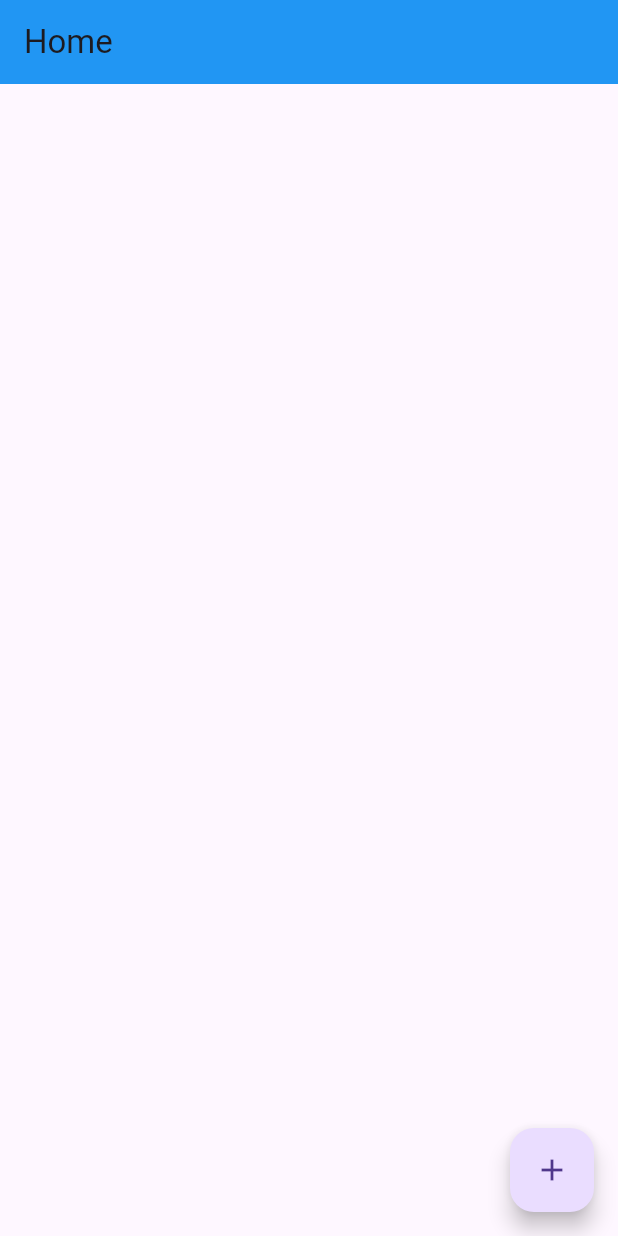
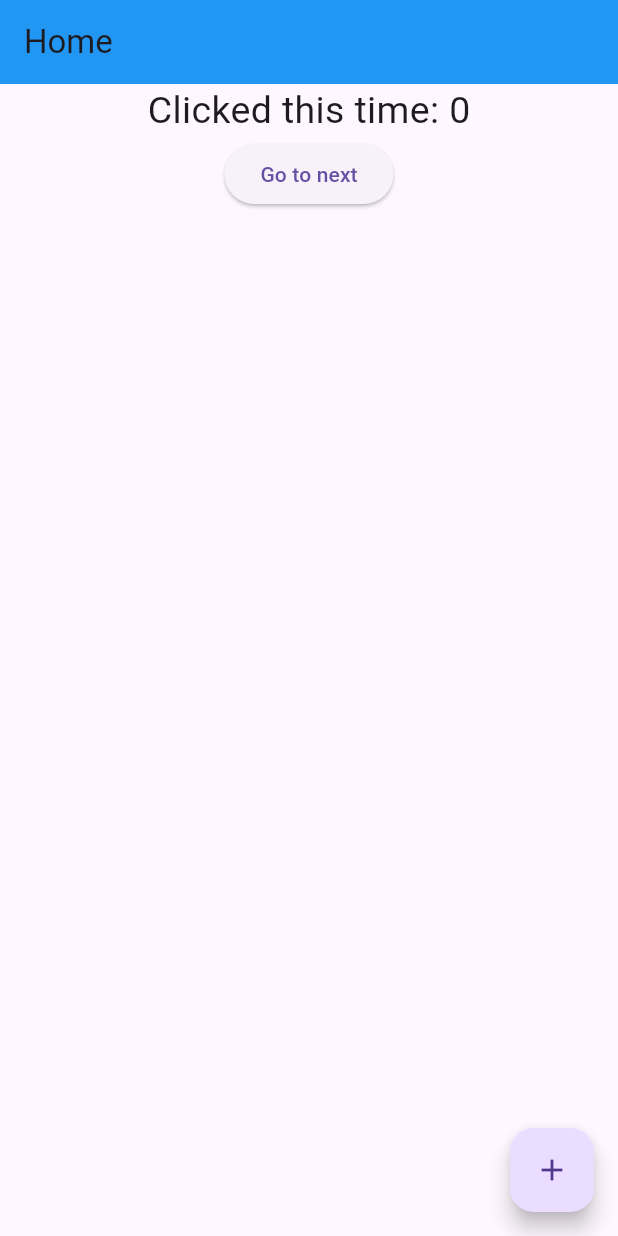
Before and after one commit to kratika0724/kratiMachineTest, a Flutter app: the screen it shows after launch, on a phone screen of 412 x 824 dp. Run offline on Flutter 3.47's test engine with Material 3 defaults, Android fonts, the phone set to English and light mode, and no system bars; our stand-ins replace bloc, flutter_bloc.

Commit message:
MultiBlocProvider, BlocBuilder, BlocListener

```diff
--- a/lib/bloc/home/home_bloc.dart
+++ b/lib/bloc/home/home_bloc.dart
@@ -1,19 +1,17 @@
 import 'package:bloc/bloc.dart';
 import 'package:bloc_demo/bloc/home/home_event.dart';
-import 'package:bloc_demo/bloc/home/home_state.dart';
+import 'package:flutter/material.dart';
 
-class HomeBloc extends Bloc<HomeEvent, HomeState> {
-  HomeBloc() : super(HomeInitState()) {
+class HomeBloc extends Bloc<HomeEvent, int> {
+  HomeBloc() : super(0) {
     on<HomeEvent>(
       (handler, emit) async {
-        print("Home Init Event called");
+        debugPrint("Home Init Event called");
       },
     );
-
     on<HomeButtonClickEvent>(
       (handler, emit) async {
-        print("Home Button Click Event called");
-        emit(SuccessState());
+        emit(state + 1);
       },
     );
   }
--- a/lib/bloc/home/home_state.dart
+++ b/lib/bloc/home/home_state.dart
@@ -4,9 +4,3 @@ import 'package:flutter/material.dart';
 abstract class HomeState {}
 
 class HomeInitState extends HomeState {}
-
-class LoadingState extends HomeState {}
-
-class SuccessState extends HomeState {}
-
-class ErrorState extends HomeState {}
--- /dev/null
+++ b/lib/bloc/home/second_screen_nav_bloc.dart
@@ -0,0 +1,13 @@
+import 'package:bloc_demo/bloc/home/second_screen_nav_event.dart';
+import 'package:bloc_demo/bloc/home/second_screen_nav_state.dart';
+import 'package:flutter_bloc/flutter_bloc.dart';
+
+class GoToSecondScreenBloc extends Bloc<GoToSecondEvent, GoToSecondScreenState> {
+  GoToSecondScreenBloc() : super(InitState()) {
+    on<GoToSecondScreenEvent>(
+      (handler, emit) {
+        emit(InitState());
+      },
+    );
+  }
+}
--- /dev/null
+++ b/lib/bloc/home/second_screen_nav_event.dart
@@ -0,0 +1,7 @@
+
+import 'package:flutter/material.dart';
+
+@immutable
+abstract class GoToSecondEvent{}
+
+class GoToSecondScreenEvent extends GoToSecondEvent {}
--- /dev/null
+++ b/lib/bloc/home/second_screen_nav_state.dart
@@ -0,0 +1,7 @@
+
+import 'package:flutter/material.dart';
+
+@immutable
+abstract class GoToSecondScreenState {}
+
+class InitState extends GoToSecondScreenState {}
--- a/lib/main.dart
+++ b/lib/main.dart
@@ -1,22 +1,29 @@
 import 'package:bloc_demo/bloc/home/home_bloc.dart';
+import 'package:bloc_demo/bloc/home/second_screen_nav_bloc.dart';
 import 'package:bloc_demo/route/app_route.dart';
-import 'package:bloc_demo/ui/home/home.dart';
+import 'package:bloc_demo/utils/constants.dart';
 import 'package:flutter/material.dart';
+import 'package:flutter_bloc/flutter_bloc.dart';
 
 void main() {
-  runApp( MyApp());
+  runApp(const MyApp());
 }
 
 class MyApp extends StatelessWidget {
-   MyApp({super.key});
-
-   RouteObserver<PageRoute> routeObserver = RouteObserver<PageRoute>();
+  const MyApp({super.key});
 
   @override
   Widget build(BuildContext context) {
-    return MaterialApp(
-      debugShowCheckedModeBanner: false,
-      onGenerateRoute: AppRoute().onGenerateRoute,
+    return MultiBlocProvider(
+      providers: [
+        BlocProvider(create: (_) => HomeBloc()),
+        BlocProvider(create: (_) => GoToSecondScreenBloc()),
+      ],
+      child: MaterialApp(
+        debugShowCheckedModeBanner: false,
+        navigatorObservers: [routeObserver],
+        onGenerateRoute: AppRoute().onGenerateRoute,
+      ),
     );
   }
 }
--- a/lib/route/app_route.dart
+++ b/lib/route/app_route.dart
@@ -1,24 +1,31 @@
-
 import 'package:bloc_demo/bloc/home/home_bloc.dart';
+import 'package:bloc_demo/bloc/home/second_screen_nav_bloc.dart';
 import 'package:bloc_demo/ui/home/home.dart';
+import 'package:bloc_demo/ui/second_screen/second.dart';
 import 'package:flutter/material.dart';
 import 'package:flutter_bloc/flutter_bloc.dart';
 
 class AppRoute {
+  final HomeBloc _homeBloc = HomeBloc();
+  final GoToSecondScreenBloc _homeNavigateBloc = GoToSecondScreenBloc();
 
-  final HomeBloc _homeBloc = HomeBloc();
-
-  Route onGenerateRoute(RouteSettings settings){
+  Route onGenerateRoute(RouteSettings settings) {
     Widget widget;
 
-    switch(settings.name){
+    switch (settings.name) {
       case "/":
-       widget = BlocProvider<HomeBloc>.value(
-         value: _homeBloc,
-         child: const Home(),
-       );
+        widget = BlocProvider<HomeBloc>.value(
+          value: _homeBloc,
+          child: const Home(),
+        );
+        break;
+      case "SecondScreen":
+        widget = BlocProvider<GoToSecondScreenBloc>.value(
+          value: _homeNavigateBloc,
+          child: const Second(),
+        );
       default:
-        widget = SizedBox.shrink();
+        widget = const SizedBox.shrink();
     }
     return MaterialPageRoute(builder: (_) => widget);
   }
--- a/lib/ui/home/home.dart
+++ b/lib/ui/home/home.dart
@@ -1,12 +1,13 @@
-
 import 'package:bloc_demo/bloc/home/home_bloc.dart';
 import 'package:bloc_demo/bloc/home/home_event.dart';
-import 'package:bloc_demo/bloc/home/home_state.dart';
+import 'package:bloc_demo/bloc/home/second_screen_nav_bloc.dart';
+import 'package:bloc_demo/bloc/home/second_screen_nav_event.dart';
+import 'package:bloc_demo/bloc/home/second_screen_nav_state.dart';
 import 'package:flutter/material.dart';
 import 'package:flutter_bloc/flutter_bloc.dart';
 
 class Home extends StatefulWidget {
-  const Home({Key? key}) : super(key: key);
+  const Home({super.key});
 
   @override
   State<Home> createState() => _HomeState();
@@ -15,27 +16,45 @@ class Home extends StatefulWidget {
 class _HomeState extends State<Home> {
   @override
   Widget build(BuildContext context) {
-    return BlocConsumer<HomeBloc, HomeState>(
-      listener: (context, listener){
-        if(listener is SuccessState){
-          print("State Listen");
+    return BlocListener<GoToSecondScreenBloc, GoToSecondScreenState>(
+        listener: (BuildContext context, listener){
+          if(listener is InitState){
+            Navigator.of(context).pushNamed("SecondScreen");
           }
         },
-      builder: (context, snapshot) {
+      child: BlocBuilder<HomeBloc, int>(
+        builder: (BuildContext context, int counter) {
           return Scaffold(
             appBar: AppBar(
               backgroundColor: Colors.blue,
               title: const Text("Home"),
             ),
             floatingActionButton: FloatingActionButton(
-            onPressed: (){
+              onPressed: () {
                 /// Add Event to the bloc
                 BlocProvider.of<HomeBloc>(context).add(HomeButtonClickEvent());
               },
               child: const Icon(Icons.add),
             ),
+            body: Column(
+              children: [
+                Center(
+                  child: Text(
+                    "Clicked this time: $counter",
+                    style: const TextStyle(fontSize: 25),
+                  ),
+                ),
+                ElevatedButton(
+                  onPressed: () {
+                    BlocProvider.of<GoToSecondScreenBloc>(context).add(GoToSecondScreenEvent());
+                  },
+                  child: const Text("Go to next"),
+                ),
+              ],
+            ),
           );
-      }
+        },
+      ),
     );
   }
 }
--- /dev/null
+++ b/lib/utils/constants.dart
@@ -0,0 +1,4 @@
+
+import 'package:flutter/material.dart';
+
+final RouteObserver<PageRoute> routeObserver = RouteObserver<PageRoute>();
```
Also changed, not shown: lib/ui/second_screen/second.dart (added, +20 -0 lines), lib/utils/color_const.dart (added). Lines whose indentation alone changed are shown as unchanged.
